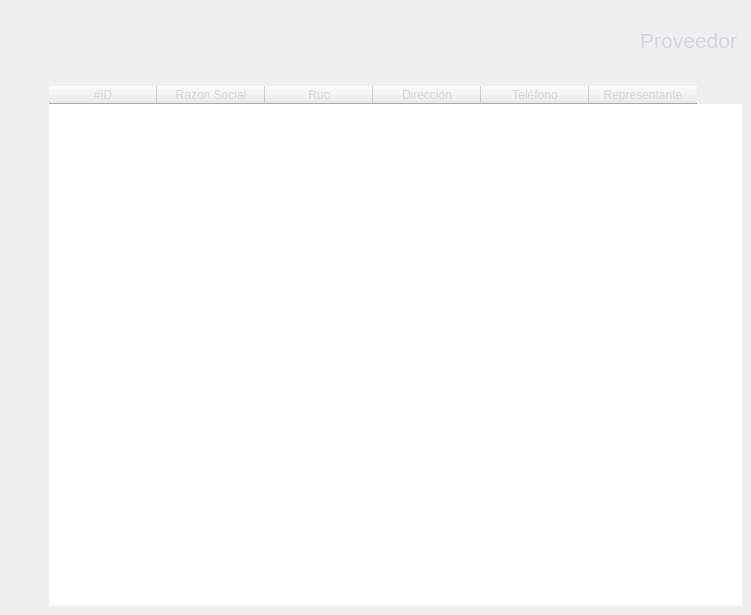
Qt form ui/proveedor_frame.ui (hm2206/strong_teeth) before a commit.
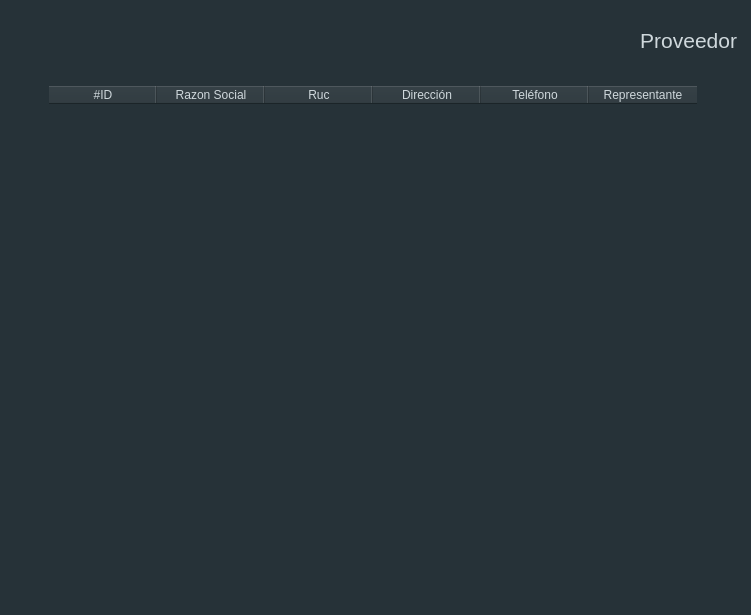
The same form after that commit. Icons and pictures are not drawn.

Diff of the .ui file:
```diff
--- a/ui/proveedor_frame.ui
+++ b/ui/proveedor_frame.ui
@@ -13,6 +13,9 @@
   <property name="windowTitle">
    <string>Frame</string>
   </property>
+  <property name="styleSheet">
+   <string notr="true">background-color: #263238;</string>
+  </property>
   <property name="lineWidth">
    <number>0</number>
   </property>
@@ -56,9 +59,9 @@
       <property name="geometry">
        <rect>
         <x>486</x>
-        <y>30</y>
+        <y>20</y>
         <width>211</width>
-        <height>20</height>
+        <height>41</height>
        </rect>
       </property>
       <property name="sizePolicy">
```
